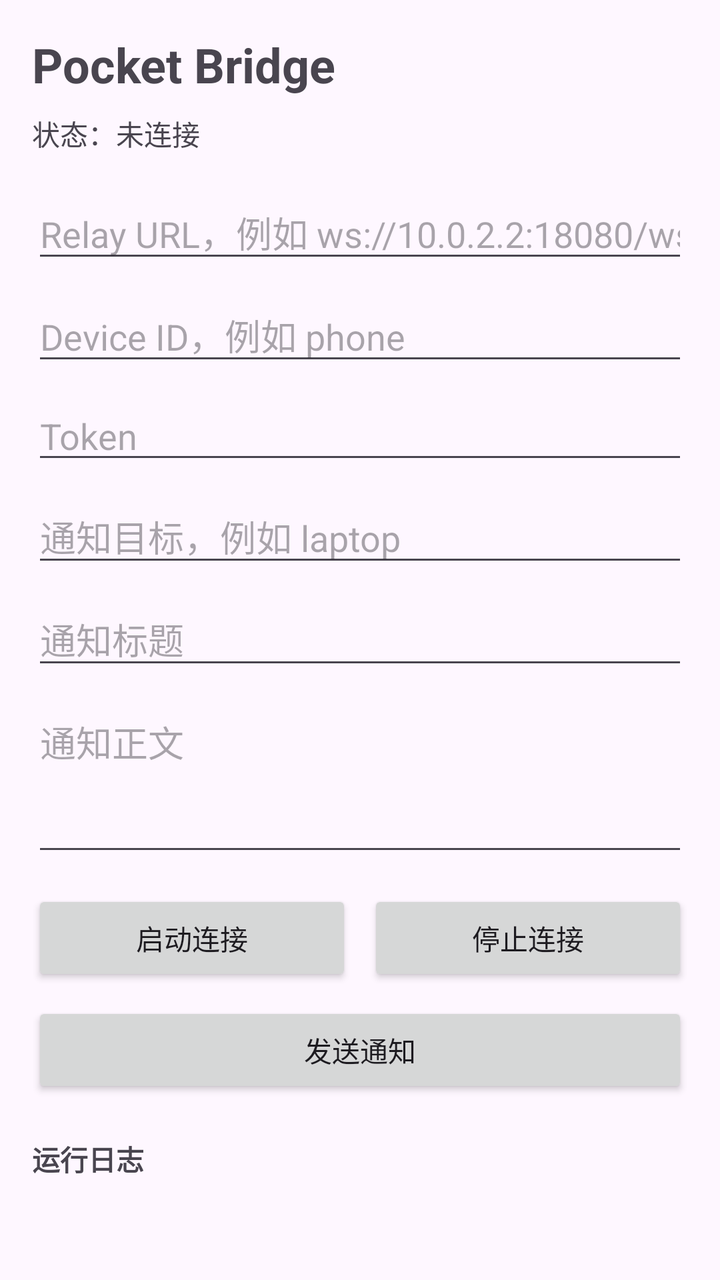
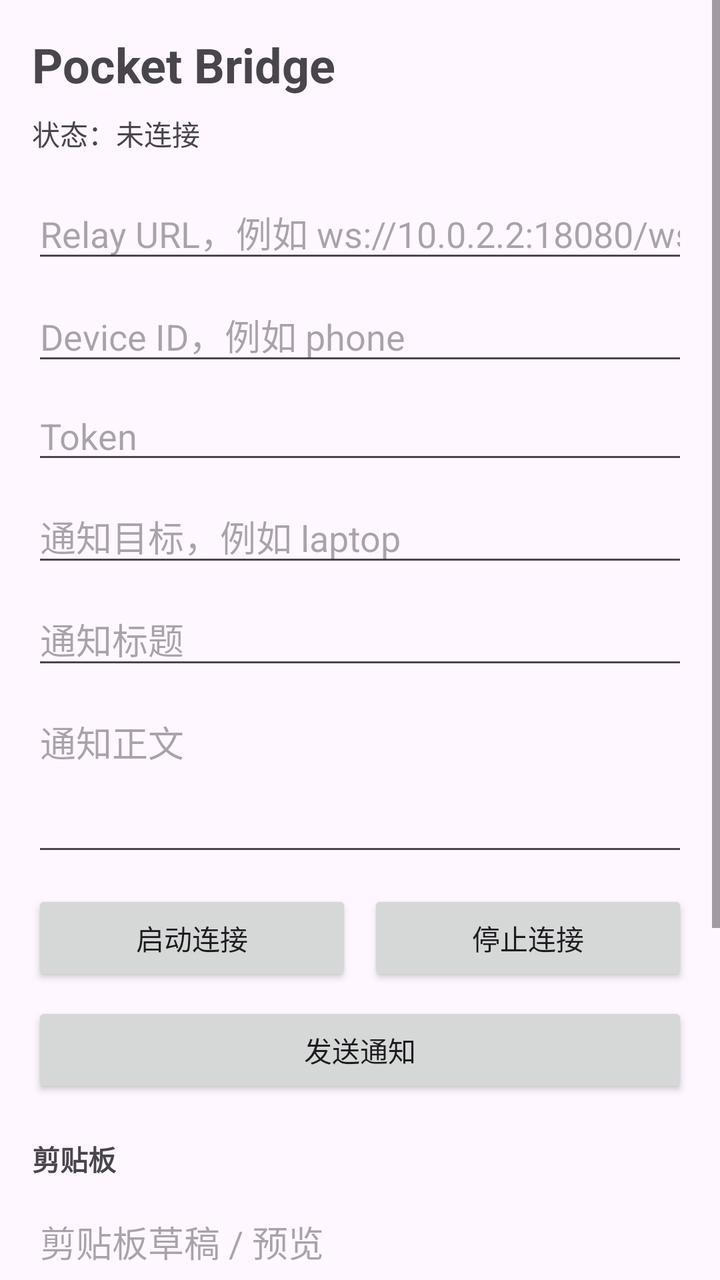

Screens rendered from an Android XML layout before and after an edit, with the pre-edit source and the edit as a unified diff.
<!-- AndroidManifest.xml: application theme Theme.PocketBridge -->
<!-- res/layout/activity_main.xml -->
<?xml version="1.0" encoding="utf-8"?>
<ScrollView xmlns:android="http://schemas.android.com/apk/res/android"
    android:layout_width="match_parent"
    android:layout_height="match_parent">

    <LinearLayout
        android:layout_width="match_parent"
        android:layout_height="wrap_content"
        android:orientation="vertical"
        android:padding="16dp">

        <TextView
            android:id="@+id/titleText"
            android:layout_width="wrap_content"
            android:layout_height="wrap_content"
            android:text="@string/app_name"
            android:textSize="24sp"
            android:textStyle="bold" />

        <TextView
            android:id="@+id/statusText"
            android:layout_width="match_parent"
            android:layout_height="wrap_content"
            android:layout_marginTop="8dp"
            android:text="@string/status_disconnected" />

        <EditText
            android:id="@+id/relayUrlInput"
            android:layout_width="match_parent"
            android:layout_height="wrap_content"
            android:layout_marginTop="16dp"
            android:hint="@string/hint_relay_url"
            android:inputType="textUri"
            android:singleLine="true" />

        <EditText
            android:id="@+id/deviceIdInput"
            android:layout_width="match_parent"
            android:layout_height="wrap_content"
            android:layout_marginTop="8dp"
            android:hint="@string/hint_device_id"
            android:inputType="text"
            android:singleLine="true" />

        <EditText
            android:id="@+id/tokenInput"
            android:layout_width="match_parent"
            android:layout_height="wrap_content"
            android:layout_marginTop="8dp"
            android:hint="@string/hint_token"
            android:inputType="textPassword"
            android:singleLine="true" />

        <EditText
            android:id="@+id/notifyTargetInput"
            android:layout_width="match_parent"
            android:layout_height="wrap_content"
            android:layout_marginTop="8dp"
            android:hint="@string/hint_notify_target"
            android:inputType="text"
            android:singleLine="true" />

        <EditText
            android:id="@+id/notifyTitleInput"
            android:layout_width="match_parent"
            android:layout_height="wrap_content"
            android:layout_marginTop="8dp"
            android:hint="@string/hint_notify_title"
            android:inputType="text"
            android:singleLine="true" />

        <EditText
            android:id="@+id/notifyBodyInput"
            android:layout_width="match_parent"
            android:layout_height="wrap_content"
            android:layout_marginTop="8dp"
            android:gravity="top"
            android:hint="@string/hint_notify_body"
            android:inputType="textMultiLine"
            android:minLines="3" />

        <LinearLayout
            android:layout_width="match_parent"
            android:layout_height="wrap_content"
            android:layout_marginTop="12dp"
            android:orientation="horizontal">

            <Button
                android:id="@+id/startButton"
                android:layout_width="0dp"
                android:layout_height="wrap_content"
                android:layout_weight="1"
                android:text="@string/action_start" />

            <Button
                android:id="@+id/stopButton"
                android:layout_width="0dp"
                android:layout_height="wrap_content"
                android:layout_marginStart="8dp"
                android:layout_weight="1"
                android:text="@string/action_stop" />
        </LinearLayout>

        <Button
            android:id="@+id/sendNotifyButton"
            android:layout_width="match_parent"
            android:layout_height="wrap_content"
            android:layout_marginTop="8dp"
            android:text="@string/action_send_notify" />

        <TextView
            android:id="@+id/logHeaderText"
            android:layout_width="wrap_content"
            android:layout_height="wrap_content"
            android:layout_marginTop="20dp"
            android:text="@string/log_header"
            android:textStyle="bold" />

        <TextView
            android:id="@+id/logText"
            android:layout_width="match_parent"
            android:layout_height="wrap_content"
            android:layout_marginTop="8dp"
            android:fontFamily="monospace"
            android:textIsSelectable="true" />

    </LinearLayout>

</ScrollView>
<!-- resources referenced by this layout -->
<resources>
  <string name="action_send_notify">发送通知</string>
  <string name="action_start">启动连接</string>
  <string name="action_stop">停止连接</string>
  <string name="app_name">Pocket Bridge</string>
  <string name="hint_device_id">Device ID，例如 phone</string>
  <string name="hint_notify_body">通知正文</string>
  <string name="hint_notify_target">通知目标，例如 laptop</string>
  <string name="hint_notify_title">通知标题</string>
  <string name="hint_relay_url">Relay URL，例如 ws://10.0.2.2:18080/ws</string>
  <string name="hint_token">Token</string>
  <string name="log_header">运行日志</string>
  <string name="status_disconnected">状态：未连接</string>
  <style name="Theme.PocketBridge" parent="Theme.Material3.DayNight.NoActionBar">
          <item name="android:statusBarColor" tools:targetApi="l">?android:colorBackground</item>
      </style>
</resources>

<!-- the commit's change to res/layout/activity_main.xml (unified diff, before → after) -->
@@ -109,6 +109,68 @@
             android:text="@string/action_send_notify" />
 
         <TextView
+            android:id="@+id/clipboardHeaderText"
+            android:layout_width="wrap_content"
+            android:layout_height="wrap_content"
+            android:layout_marginTop="20dp"
+            android:text="@string/clipboard_header"
+            android:textStyle="bold" />
+
+        <EditText
+            android:id="@+id/clipboardDraftInput"
+            android:layout_width="match_parent"
+            android:layout_height="wrap_content"
+            android:layout_marginTop="8dp"
+            android:gravity="top"
+            android:hint="@string/hint_clipboard_draft"
+            android:inputType="textMultiLine"
+            android:minLines="3" />
+
+        <LinearLayout
+            android:layout_width="match_parent"
+            android:layout_height="wrap_content"
+            android:layout_marginTop="12dp"
+            android:orientation="horizontal">
+
+            <Button
+                android:id="@+id/readClipboardButton"
+                android:layout_width="0dp"
+                android:layout_height="wrap_content"
+                android:layout_weight="1"
+                android:text="@string/action_read_clipboard" />
+
+            <Button
+                android:id="@+id/writeClipboardButton"
+                android:layout_width="0dp"
+                android:layout_height="wrap_content"
+                android:layout_marginStart="8dp"
+                android:layout_weight="1"
+                android:text="@string/action_write_clipboard" />
+        </LinearLayout>
+
+        <LinearLayout
+            android:layout_width="match_parent"
+            android:layout_height="wrap_content"
+            android:layout_marginTop="8dp"
+            android:orientation="horizontal">
+
+            <Button
+                android:id="@+id/pushClipboardButton"
+                android:layout_width="0dp"
+                android:layout_height="wrap_content"
+                android:layout_weight="1"
+                android:text="@string/action_push_clipboard" />
+
+            <Button
+                android:id="@+id/pullClipboardButton"
+                android:layout_width="0dp"
+                android:layout_height="wrap_content"
+                android:layout_marginStart="8dp"
+                android:layout_weight="1"
+                android:text="@string/action_pull_clipboard" />
+        </LinearLayout>
+
+        <TextView
             android:id="@+id/logHeaderText"
             android:layout_width="wrap_content"
             android:layout_height="wrap_content"
<!-- resource entries referenced after the edit -->
@@ -1,9 +1,15 @@
 <!-- resources referenced by this layout -->
 <resources>
+  <string name="action_pull_clipboard">从目标拉取剪贴板</string>
+  <string name="action_push_clipboard">推送剪贴板到目标</string>
+  <string name="action_read_clipboard">读取本机剪贴板</string>
   <string name="action_send_notify">发送通知</string>
   <string name="action_start">启动连接</string>
   <string name="action_stop">停止连接</string>
+  <string name="action_write_clipboard">写入本机剪贴板</string>
   <string name="app_name">Pocket Bridge</string>
+  <string name="clipboard_header">剪贴板</string>
+  <string name="hint_clipboard_draft">剪贴板草稿 / 预览</string>
   <string name="hint_device_id">Device ID，例如 phone</string>
   <string name="hint_notify_body">通知正文</string>
   <string name="hint_notify_target">通知目标，例如 laptop</string>
